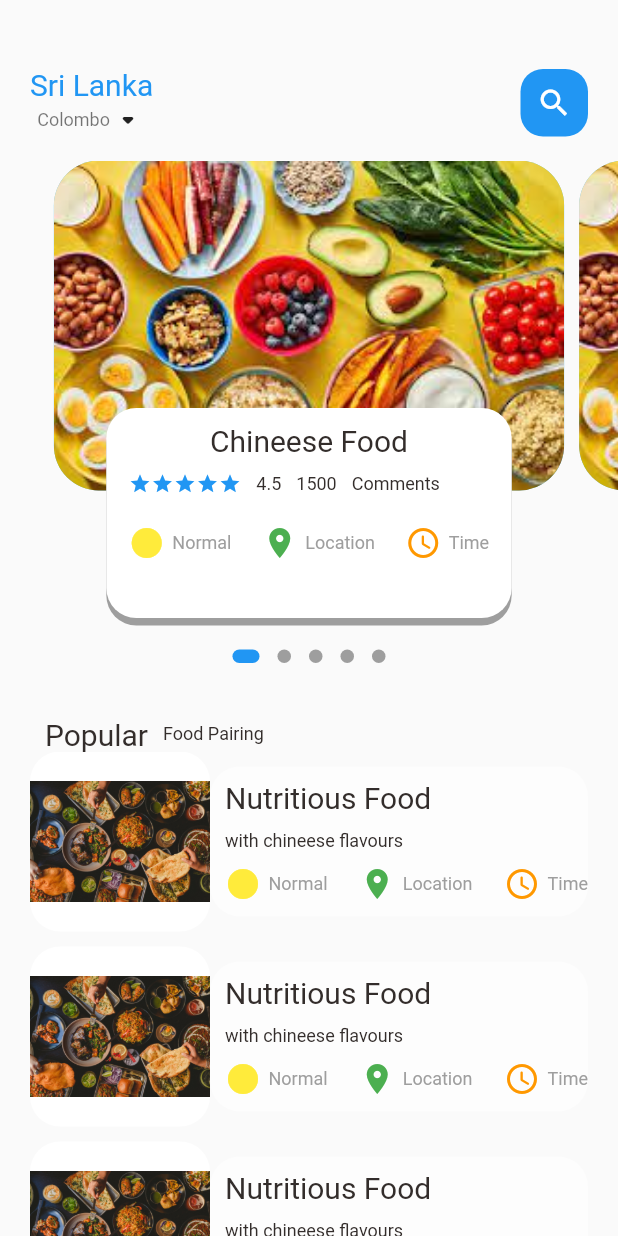
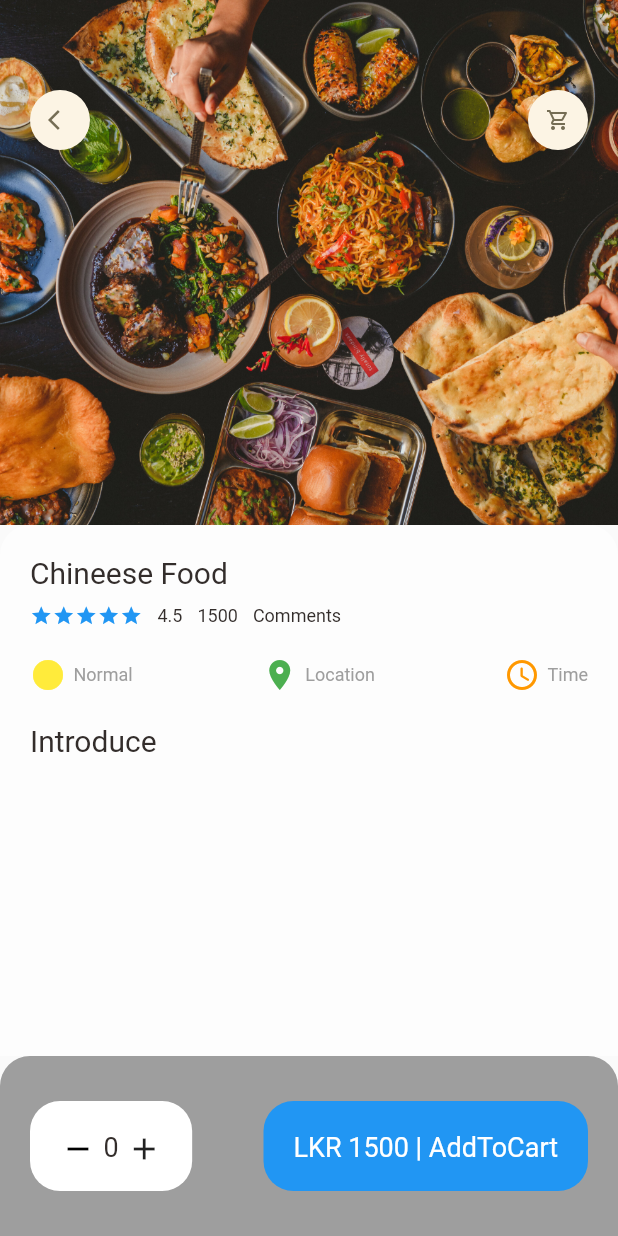
Before and after one commit to DinukaEkanayake/Food_Delivery_App, a Flutter app: the screen it shows after launch, on a phone screen of 412 x 824 dp. Run offline on Flutter 3.47's test engine with Material 2 defaults, Android fonts, the phone set to English and light mode, and no system bars; drawn by our look-alikes of dots_indicator; our stand-ins replace device_preview; missing offline and left inert: dart:html.

Commit message:
create popular food detail page

```diff
--- a/lib/main.dart
+++ b/lib/main.dart
@@ -1,6 +1,7 @@
 import 'package:device_preview/device_preview.dart';
 import 'package:flutter/foundation.dart';
 import 'package:flutter/material.dart';
+import 'package:food_delievery/screens/food/popular_food_detail.dart';
 import 'package:food_delievery/screens/home/main_food_page.dart';
 
 void main() => runApp(
@@ -20,7 +21,7 @@ class MyApp extends StatelessWidget {
       theme: ThemeData(
         primarySwatch: Colors.blue,
       ),
-      home: MainFoodPage(),
+      home: PopularFoodDetail(),
     );
   }
 }
--- /dev/null
+++ b/lib/screens/food/popular_food_detail.dart
@@ -0,0 +1,142 @@
+import 'package:flutter/material.dart';
+import 'package:food_delievery/widgets/AppIcon.dart';
+
+import '../../widgets/big_text.dart';
+import '../../widgets/icon_and_text_widget.dart';
+import '../../widgets/small_text.dart';
+
+class PopularFoodDetail extends StatelessWidget {
+  const PopularFoodDetail({Key? key}) : super(key: key);
+
+  @override
+  Widget build(BuildContext context) {
+    return Scaffold(
+      body: Stack(
+        children: [
+          Positioned(
+              left: 0,
+              right: 0,
+              child: Container(
+                width: double.maxFinite,
+                height: 350,
+                decoration: BoxDecoration(
+                  image: DecorationImage(
+                      fit: BoxFit.cover,
+                      image: AssetImage(
+                        "assets/list1.jpg"
+                      )
+                  )
+                ),
+              ),
+          ),
+          Positioned(
+            top: 60,
+            left: 20,
+            right: 20,
+            child: Row(
+              mainAxisAlignment: MainAxisAlignment.spaceBetween,
+              children: [
+                AppIcon(icon: Icons.arrow_back_ios),
+                AppIcon(icon: Icons.shopping_cart_outlined)
+              ],
+            ),
+          ),
+          Positioned(
+              left: 0,
+              right: 0,
+              top: 350,
+              bottom: 0,
+              child: Container(
+                padding: EdgeInsets.only(left: 20,right: 20,top: 20),
+                decoration: BoxDecoration(
+                  borderRadius: BorderRadius.only(
+                    topLeft: Radius.circular(20),
+                    topRight: Radius.circular(20)
+                  ),
+                  color: Colors.white54
+                ),
+                  child: Column(
+                    crossAxisAlignment: CrossAxisAlignment.start,
+                    children:[
+                      Column(
+                        crossAxisAlignment: CrossAxisAlignment.start,
+                      children: [
+                        BigText(text: "Chineese Food"),
+                        SizedBox(height: 10),
+                        Row(
+                          children: [
+                            Wrap(
+                                children: List.generate(5, (index) => Icon(Icons.star,color: Colors.blue,size: 15))
+                            ),
+                            SizedBox(width: 10),
+                            SmallText(text: "4.5"),
+                            SizedBox(width: 10),
+                            SmallText(text: "1500"),
+                            SizedBox(width: 10),
+                            SmallText(text: "Comments")
+                          ],
+                        ),
+                        SizedBox(height: 20),
+                        Row(
+                          mainAxisAlignment: MainAxisAlignment.spaceBetween,
+                          children: [
+                            IconAndText(icon: Icons.circle_sharp, text: "Normal", color: Colors.grey, iconColor: Colors.yellow),
+                            //SizedBox(width: 10),
+                            IconAndText(icon: Icons.location_on, text: "Location", color: Colors.grey, iconColor: Colors.green),
+                            //SizedBox(width: 10),
+                            IconAndText(icon: Icons.access_time_rounded, text: "Time", color: Colors.grey, iconColor: Colors.orange),
+                          ],
+                        )
+                      ],
+                    ),
+                      SizedBox(height: 20),
+                      BigText(text: "Introduce")
+                    ],
+                  )
+
+          ))
+        ],
+      ),
+      bottomNavigationBar: Container(
+        height: 120,
+        padding: EdgeInsets.only(top: 30,bottom: 30,left: 20,right: 20),
+        decoration: BoxDecoration(
+          color: Colors.grey,
+          borderRadius: BorderRadius.only(
+            topRight: Radius.circular(20),
+            topLeft: Radius.circular(20)
+          )
+        ),
+        child: Row(
+          mainAxisAlignment: MainAxisAlignment.spaceBetween,
+          children: [
+            Container(
+              padding: EdgeInsets.only(top: 20,bottom: 20,left: 20,right: 20),
+              decoration: BoxDecoration(
+                borderRadius: BorderRadius.circular(20),
+                color: Colors.white,
+              ),
+              child: Row(
+                children: [
+                  Icon(Icons.remove,color: Colors.black),
+                  SizedBox(width: 5),
+                  BigText(text: "0",size: 18),
+                  SizedBox(width: 5),
+                  Icon(Icons.add)
+                ],
+              ),
+            ),
+            Container(
+              padding: EdgeInsets.only(top: 20,bottom: 20,left: 20,right: 20),
+              child: BigText(text: "LKR 1500 | AddToCart",size: 18,color: Colors.white),
+              decoration: BoxDecoration(
+                borderRadius: BorderRadius.circular(20),
+                color: Colors.blue
+              )
+            )
+          ],
+        ),
+      ),
+    );
+  }
+}
--- /dev/null
+++ b/lib/widgets/AppIcon.dart
@@ -0,0 +1,34 @@
+import 'package:flutter/cupertino.dart';
+
+class AppIcon extends StatelessWidget {
+
+  final IconData icon;
+  final Color backgroundColor;
+  final Color iconColor;
+  final double size;
+
+
+  AppIcon({Key? key,
+  required this.icon,
+  this.backgroundColor=const Color(0xFFfcf4e4),
+  this.iconColor=const Color(0xFF756d54),
+  this.size=40
+  }) : super(key: key);
+
+  @override
+  Widget build(BuildContext context) {
+    return Container(
+      width: size,
+      height: size,
+      decoration: BoxDecoration(
+        borderRadius: BorderRadius.circular(size/2),
+        color: backgroundColor
+      ),
+      child: Icon(
+        icon,
+        color: iconColor,
+        size: 16,
+      ),
+    );
+  }
+}
--- /dev/null
+++ b/lib/widgets/expandable_text.dart
@@ -0,0 +1,35 @@
+import 'dart:html';
+
+import 'package:flutter/cupertino.dart';
+
+class ExpandableText extends StatefulWidget {
+
+  final String text;
+  const ExpandableText({Key? key,required this.text}) : super(key: key);
+
+  @override
+  State<ExpandableText> createState() => _ExpandableTextState();
+}
+
+class _ExpandableTextState extends State<ExpandableText> {
+
+  late String firstHalf;
+  late String secondHalf;
+  bool hiddenText=true;
+
+  double textheight=50;
+
+  @override
+  void initState(){
+    super.initState();
+    if(widget.text.length>textheight){
+      firstHalf=widget.text.substring(0,textheight.toInt());
+      secondHalf=widget.text.substring(textheight.toInt(),widget.text.length);
+    }
+  }
+
+  @override
+  Widget build(BuildContext context) {
+    return Container();
+  }
+}
```
